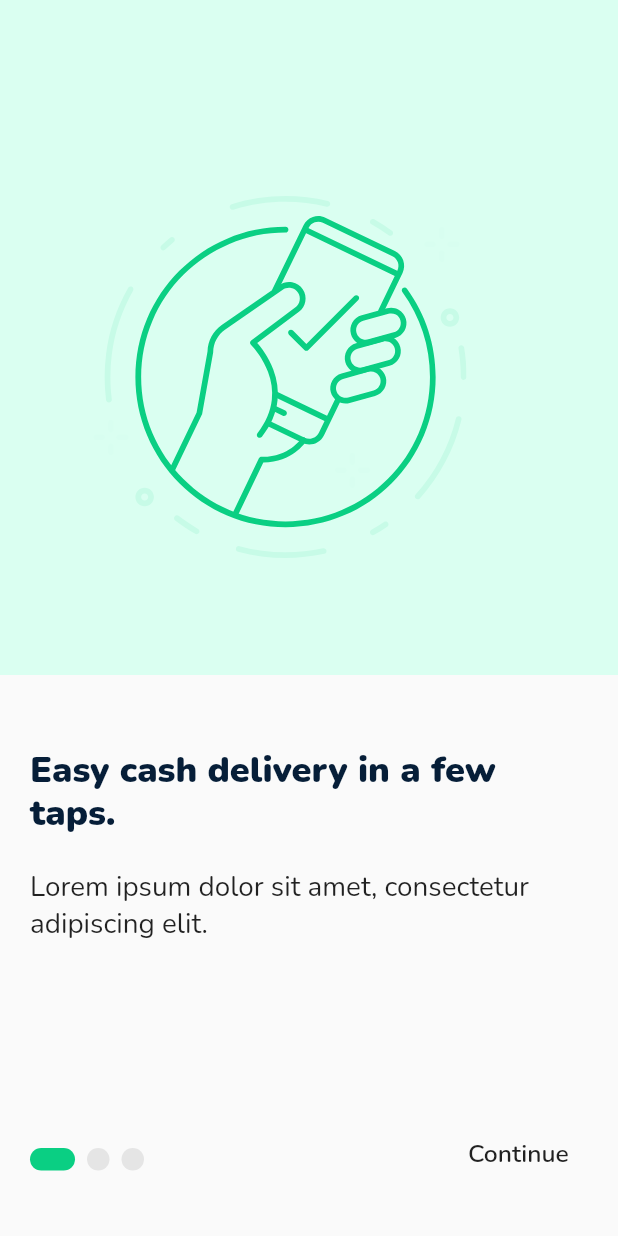
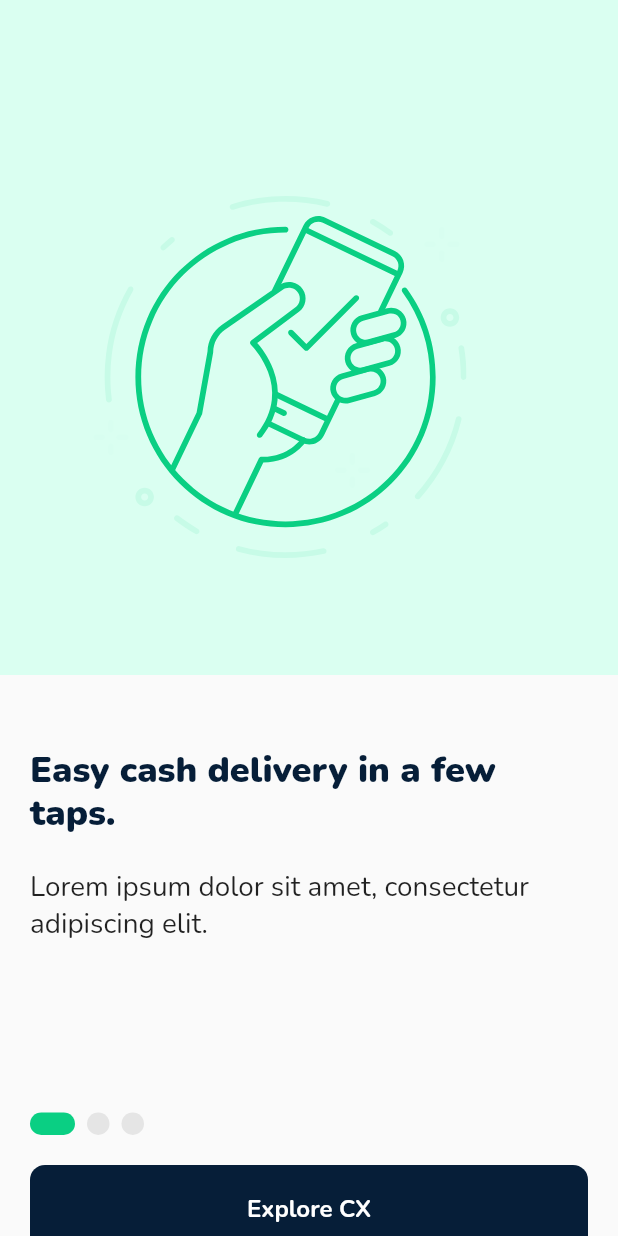
Before and after one commit to marvelmikel/cash-xchanger, a Flutter app: the screen it shows after launch, on a phone screen of 412 x 824 dp. Run offline on Flutter 3.47's test engine with Material 2 defaults, Android fonts, the phone set to English and light mode, and no system bars; drawn by our look-alikes of flutter_fadein, smooth_page_indicator; our stand-ins replace avatar_glow, date_picker_timeline, fade_shimmer, flutter_bloc, flutter_svg, fluttertoast and 7 more; missing offline and left inert: flutter_paystack; accounts and stored records are empty.

Commit message:
UI Fixes

```diff
--- a/lib/helpers/helpers.dart
+++ b/lib/helpers/helpers.dart
@@ -59,7 +59,9 @@ Widget profileImage({required BuildContext context}) {
           radius: 20,
           backgroundColor: GlobalColors.primaryGreen,
           child: state.profilePic == null
-              ? Text(state.profileModel!.userDetails.firstName[0].toUpperCase(),
+              ? Text(
+                  state.profileModel?.userDetails.firstName[0].toUpperCase() ??
+                      'J',
                   style: const TextStyle(
                     color: Colors.white,
                     fontSize: 25,
--- a/lib/ui/onboard_screen/onboard_screen.dart
+++ b/lib/ui/onboard_screen/onboard_screen.dart
@@ -51,29 +51,28 @@ class _OnboardScreenState extends State<OnboardScreen> {
                       activeDotColor: GlobalColors.materialPrimaryColor,
                     ),
                   ),
-                  pageCount == 2
-                      ? const SizedBox()
-                      : GestureDetector(
-                          onTap: () => getItInstance<NavigationServiceImpl>()
-                              .navigateTo(Routes.overViewScreen),
-                          child: SizedBox(
-                            height: 30,
-                            width: 80,
-                            child: Text(
-                              'Continue',
-                              style: TextStyle(
-                                fontFamily: 'nunito',
-                                fontWeight: FontWeight.w600,
-                                fontSize:
-                                    GlobalSizes.globalWidth(context, 0.04),
-                              ),
-                            ),
-                          ),
-                        )
+                  // pageCount == 2
+                  //     ? const SizedBox()
+                  //     : GestureDetector(
+                  //         onTap: () => getItInstance<NavigationServiceImpl>()
+                  //             .navigateTo(Routes.overViewScreen),
+                  //         child: SizedBox(
+                  //           height: 30,
+                  //           width: 80,
+                  //           child: Text(
+                  //             'Continue',
+                  //             style: TextStyle(
+                  //               fontFamily: 'nunito',
+                  //               fontWeight: FontWeight.w600,
+                  //               fontSize:
+                  //                   GlobalSizes.globalWidth(context, 0.04),
+                  //             ),
+                  //           ),
+                  //         ),
+                  //       )
                 ],
               ),
               const SizedBox(height: 20),
-                if (pageCount == 2)
               GlobalButton(
                 buttonText: 'Explore CX',
                 onTap: () => getItInstance<NavigationServiceImpl>()
```
Also changed, not shown: lib/ui/global_widgets/global_text_field.dart (+19 -9 lines), lib/ui/shared_ui/navigation_drawer/drawer/navigation_drawer.dart (+4 -3 lines).
